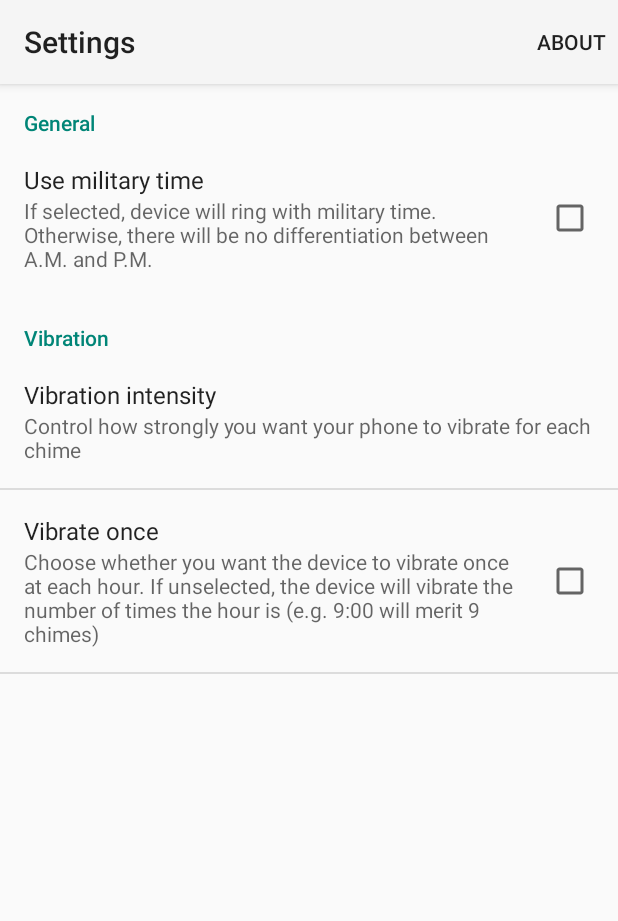
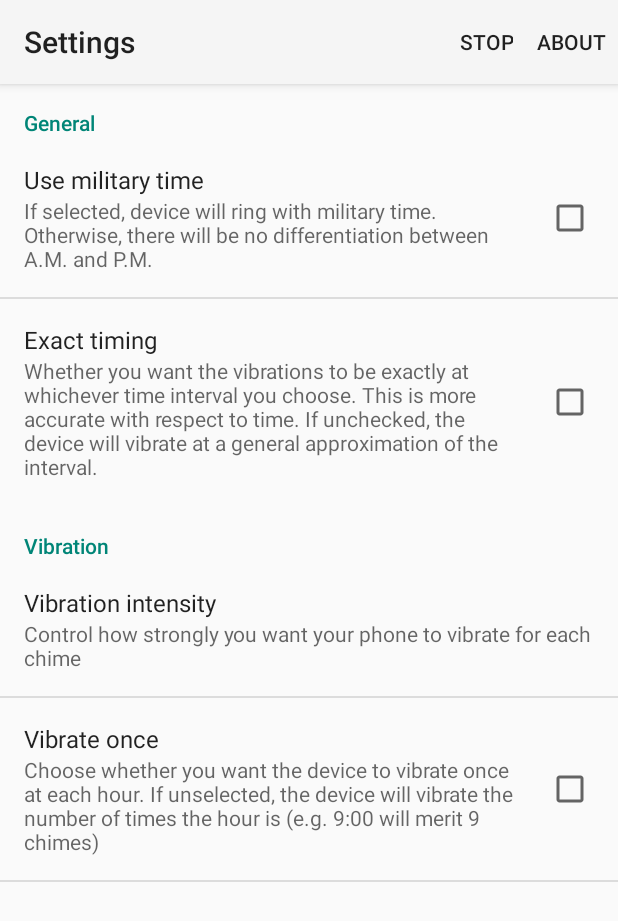
Before and after one commit to afnanenayet/BenDroid, an Android app: the SettingsActivity screen opened directly, with no data from a screen before it, on a phone screen of 412 x 824 dp. Shown: the top 921 px of the screen. Run offline under Robolectric (Android 15) with nearby library versions, the phone set to English and light mode, and no system bars.

Commit message:
-Removed service as it is unnecessary for a simple action -Added a new setting in preferences to toggle RTC and RTC_WAKELOCK -Added corresponding strings for new preferences -Fixed alarm receiver to receive vibration duration from intent broadcasted by the original activity -Added a menu item to settings activity to stop the vibration alarm service -Updated android manifest to correctly request the vibration permission -Added more comments to improve readability -Added log files for better debugging aid from the ADB logcat

```diff
--- a/app/src/main/java/com/enayet/bendroid/SettingsActivity.java
+++ b/app/src/main/java/com/enayet/bendroid/SettingsActivity.java
@@ -1,12 +1,18 @@
 package com.enayet.bendroid;
 
+import android.app.AlarmManager;
 import android.app.PendingIntent;
+import android.content.Context;
 import android.content.Intent;
 import android.os.Bundle;
 import android.support.v7.app.AlertDialog;
 import android.support.v7.app.AppCompatActivity;
+import android.util.Log;
 import android.view.Menu;
 import android.view.MenuItem;
+import android.widget.Toast;
+
+import java.util.Calendar;
 
 public class SettingsActivity extends AppCompatActivity {
 
@@ -19,9 +25,7 @@ public class SettingsActivity extends AppCompatActivity {
                 .replace(android.R.id.content, new SettingsFragment())
                 .commit();
 
-        //Intent to set up Alarm service
-        Intent mAlarmIntent = new Intent(SettingsActivity.this, AlarmReceiver.class);
-        mPendingIntent = PendingIntent.getBroadcast(SettingsActivity.this, 0, mAlarmIntent, 0);
+        setAlarm();
     }
 
     @Override
@@ -33,13 +37,10 @@ public class SettingsActivity extends AppCompatActivity {
 
     @Override
     public boolean onOptionsItemSelected(MenuItem item) {
-        // Handle action bar item clicks here. The action bar will
-        // automatically handle clicks on the Home/Up button, so long
-        // as you specify a parent activity in AndroidManifest.xml.
         int id = item.getItemId();
 
         //noinspection SimplifiableIfStatement
-        if (id == R.id.action_about) {
+        if (id == R.id.action_about) { //gives an informational dialog
            new AlertDialog.Builder(this)
                    .setTitle(R.string.dialog_about_title)
                    .setMessage(R.string.dialog_about_message)
@@ -48,12 +49,38 @@ public class SettingsActivity extends AppCompatActivity {
                    .show();
 
             return true;
+        } else if (id == R.id.stop_alarm) { //allows the users to stop the alarm service
+            killAlarm();
+            Toast.makeText(SettingsActivity.this, "Service stopped", Toast.LENGTH_SHORT).show();
         }
 
         return super.onOptionsItemSelected(item);
     }
 
     public void setAlarm() {
+        Log.i("BenDroid/Settings", "SetAlarm called successfully");
+        Intent mAlarmIntent = new Intent(SettingsActivity.this, AlarmReceiver.class);
+        mAlarmIntent.putExtra("vibrationDuration", 500); //passing vibration duration to alarm receiver
+        mPendingIntent = PendingIntent.getBroadcast(SettingsActivity.this, 0, mAlarmIntent, PendingIntent.FLAG_UPDATE_CURRENT);
 
+        //Creating alarm manager to make alarm service
+        //This saves battery and allows the com.enayet.bendroid thread to die but keep the service going
+        AlarmManager alarmManager = (AlarmManager) this.getSystemService(Context.ALARM_SERVICE);
+
+        //setting starting time and periodic intervals of alarm
+        Calendar mCalendar = Calendar.getInstance();
+        mCalendar.setTimeInMillis(System.currentTimeMillis());
+        mCalendar.add(Calendar.SECOND, 0); // first time
+        long frequency = 60 * 1000; // in ms
+
+        alarmManager.setRepeating(AlarmManager.RTC_WAKEUP, mCalendar.getTimeInMillis(), frequency, mPendingIntent);
+    }
+
+    public void killAlarm() {
+        Intent intent = new Intent(this, AlarmReceiver.class);
+        PendingIntent pendingIntent = PendingIntent.getBroadcast(getApplicationContext(), 0, intent, 0);
+        AlarmManager alarmManager = (AlarmManager) getSystemService(ALARM_SERVICE);
+        alarmManager.cancel(pendingIntent);
+        Log.i("BenDroid/Settings", "Alarm stopped succesfully");
     }
 }
--- a/app/src/main/res/menu/menu_settings.xml
+++ b/app/src/main/res/menu/menu_settings.xml
@@ -2,6 +2,14 @@
     xmlns:app="http://schemas.android.com/apk/res-auto"
     xmlns:tools="http://schemas.android.com/tools"
     tools:context="com.enayet.bendroid.SettingsActivity">
-    <item android:id="@+id/action_about" android:title="@string/action_about"
-        android:orderInCategory="100" app:showAsAction="ifRoom" />
+    <item
+        android:id="@+id/stop_alarm"
+        android:orderInCategory="1"
+        android:title="@string/stop_menu_title"
+        app:showAsAction="ifRoom" />
+    <item
+        android:id="@+id/action_about"
+        android:orderInCategory="100"
+        android:title="@string/action_about"
+        app:showAsAction="ifRoom" />
 </menu>
--- a/app/src/main/res/values/strings.xml
+++ b/app/src/main/res/values/strings.xml
@@ -9,6 +9,8 @@
     <string name="dialog_about_title">About</string>
     <string name="dialog_about_message">This app will vibrate at a specified time interval like a grandfather clock. You can set how many times it \"chimes\" and when it does.</string>
     <string name="service_terminated">BenDroid successfully quit</string>
+    <string name="vibration_toast">Check the time!</string>
+    <string name="stop_menu_title">Stop</string>
     <!--Preferences-->
     <string name="vibration_category">Vibration</string>
     <string name="vibration_intensity">Vibration intensity</string>
@@ -19,4 +21,6 @@
     <string name="military_time">Use military time</string>
     <string name="military_time_summary">If selected, device will ring with military time. Otherwise, there will be no differentiation between A.M. and P.M.</string>
     <string name="title_activity_settings">Settings</string>
+    <string name="exact_pref_title">Exact timing</string>
+    <string name="exact_pref_summary">Whether you want the vibrations to be exactly at whichever time interval you choose. This is more accurate with respect to time. If unchecked, the device will vibrate at a general approximation of the interval.</string>
 </resources>
--- a/app/src/main/res/xml/preferences.xml
+++ b/app/src/main/res/xml/preferences.xml
@@ -4,27 +4,32 @@
         android:title="@string/general_category">
         <CheckBoxPreference
             android:id="@+id/military_time_pref"
-            android:title="@string/military_time"
+            android:defaultValue="false"
             android:summary="@string/military_time_summary"
-            android:defaultValue="false"/>
+            android:title="@string/military_time" />
 
+        <CheckBoxPreference
+            android:id="@+id/exact_time_pref"
+            android:defaultValue="false"
+            android:summary="@string/exact_pref_summary"
+            android:title="@string/exact_pref_title" />
+    </PreferenceCategory>
 
-    </PreferenceCategory>
     <PreferenceCategory
         android:title="@string/vibration_category">
 
         <com.enayet.bendroid.numberSeekerPreference
             android:id="@+id/vibration_pref"
+            android:defaultValue="50"
+            android:inputType="number"
+            android:summary="@string/vibration_intensity_summary"
             android:title="@string/vibration_intensity"
-            android:summary="@string/vibration_intensity_summary"
-            android:inputType="number"
-            android:defaultValue="50"
             />
 
         <CheckBoxPreference
             android:id="@+id/vibration_frequency_pref"
-            android:title="@string/vibration_frequency"
-            android:summary="@string/vibration_frequency_summary"/>
+            android:summary="@string/vibration_frequency_summary"
+            android:title="@string/vibration_frequency" />
             <!--android:dependency="@+id/military_time_pref"-->
 
 
```
Also changed, not shown: app/src/main/AndroidManifest.xml (+8 -6 lines), app/src/main/java/com/enayet/bendroid/AlarmReceiver.java (+7 -2 lines), app/src/main/java/com/enayet/bendroid/BenService.java (deleted, +0 -95 lines).
